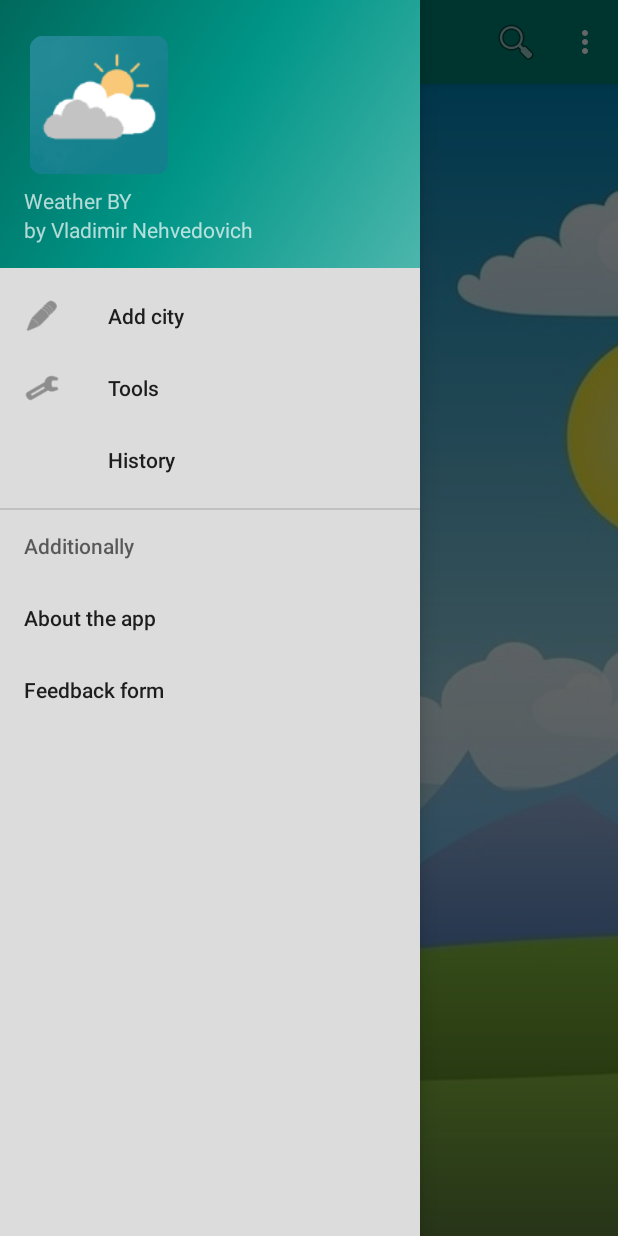
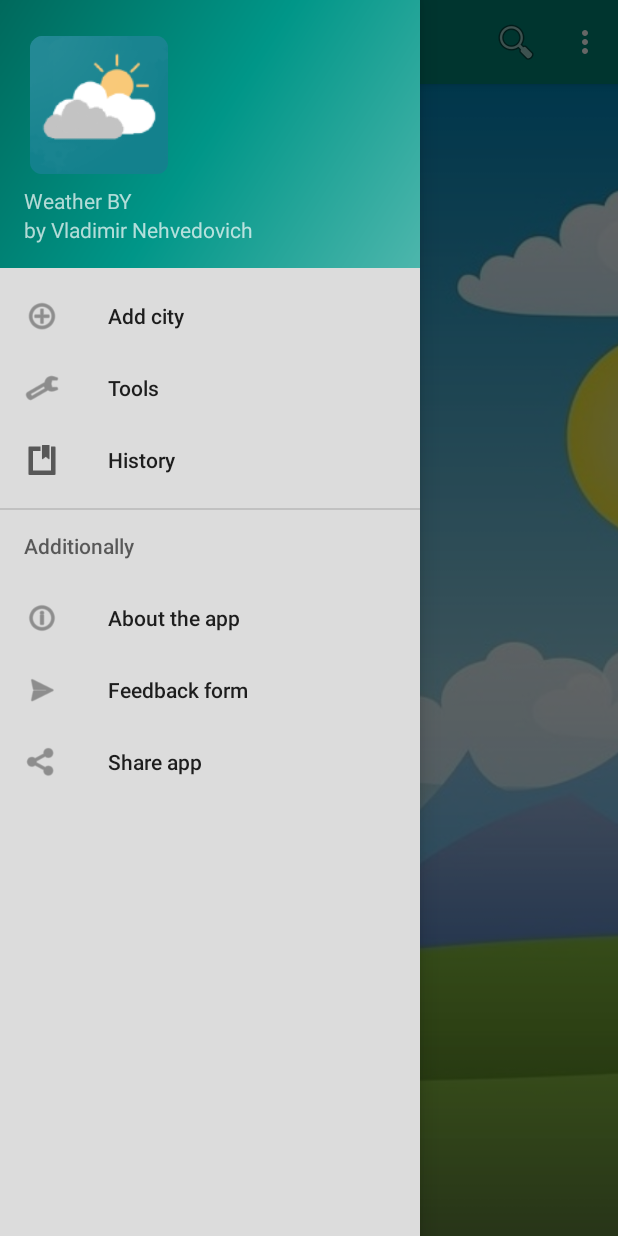
Before and after one commit to Vladimirand/Android_lesson1, an Android app: the screen it shows after launch (MainActivity), with the side drawer open, on a phone screen of 412 x 824 dp. Run offline under Robolectric (Android 15) with nearby library versions, the phone set to English and light mode, and no system bars.

Commit message:
Доработано навигационное меню

```diff
--- a/app/src/main/res/menu/activity_main_drawer.xml
+++ b/app/src/main/res/menu/activity_main_drawer.xml
@@ -6,7 +6,7 @@
     <group android:checkableBehavior="single">
         <item
             android:id="@+id/nav_add_city"
-           android:icon="@drawable/ic_menu_edit"
+           android:icon="@drawable/ic_menu_add"
             android:title="@string/actionAddCity" />
 
         <item
@@ -15,6 +15,7 @@
             android:title="@string/tools" />
         <item
             android:id="@+id/nav_history"
+            android:icon="@drawable/ic_menu_history"
             android:title="@string/history" />
     </group>
 
@@ -22,10 +23,16 @@
         <menu>
             <item
                 android:id="@+id/about_the_app"
+                android:icon="@drawable/ic_menu_information"
                 android:title="@string/about_the_app" />
             <item
                 android:id="@+id/feedback_form"
+                android:icon="@drawable/ic_menu_send"
                 android:title="@string/feedback_form" />
+            <item
+                android:id="@+id/share_app"
+                android:icon="@drawable/ic_menu_share"
+                android:title="@string/share_app" />
         </menu>
     </item>
 </menu>
--- a/app/src/main/res/values/drawables.xml
+++ b/app/src/main/res/values/drawables.xml
@@ -6,4 +6,8 @@
     <item name="ic_menu_share" type="drawable">@android:drawable/ic_menu_share</item>
     <item name="ic_menu_send" type="drawable">@android:drawable/ic_menu_send</item>
     <item name="ic_menu_edit" type="drawable">@android:drawable/ic_menu_edit</item>
+    <item name="ic_menu_information" type="drawable">@android:drawable/ic_menu_info_details</item>
+    <item name="ic_menu_add" type="drawable">@android:drawable/ic_menu_add</item>
+    <item name="ic_menu_history" type="drawable">@android:drawable/ic_input_get</item>
+
 </resources>
--- a/app/src/main/res/values/strings.xml
+++ b/app/src/main/res/values/strings.xml
@@ -123,5 +123,6 @@
     <string name="tomorrow">Tomorrow</string>
     <string name="day">Day</string>
     <string name="night">Night</string>
+    <string name="share_app">Share app</string>
 
 </resources>
```
Also changed, not shown: 2 other files.
